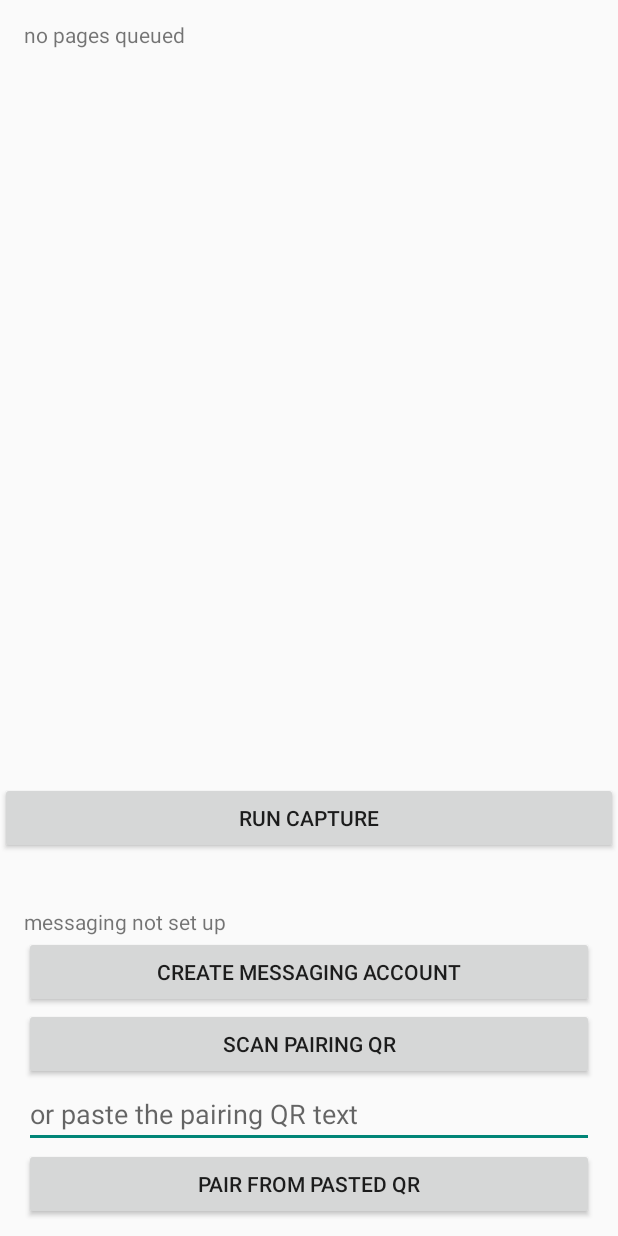
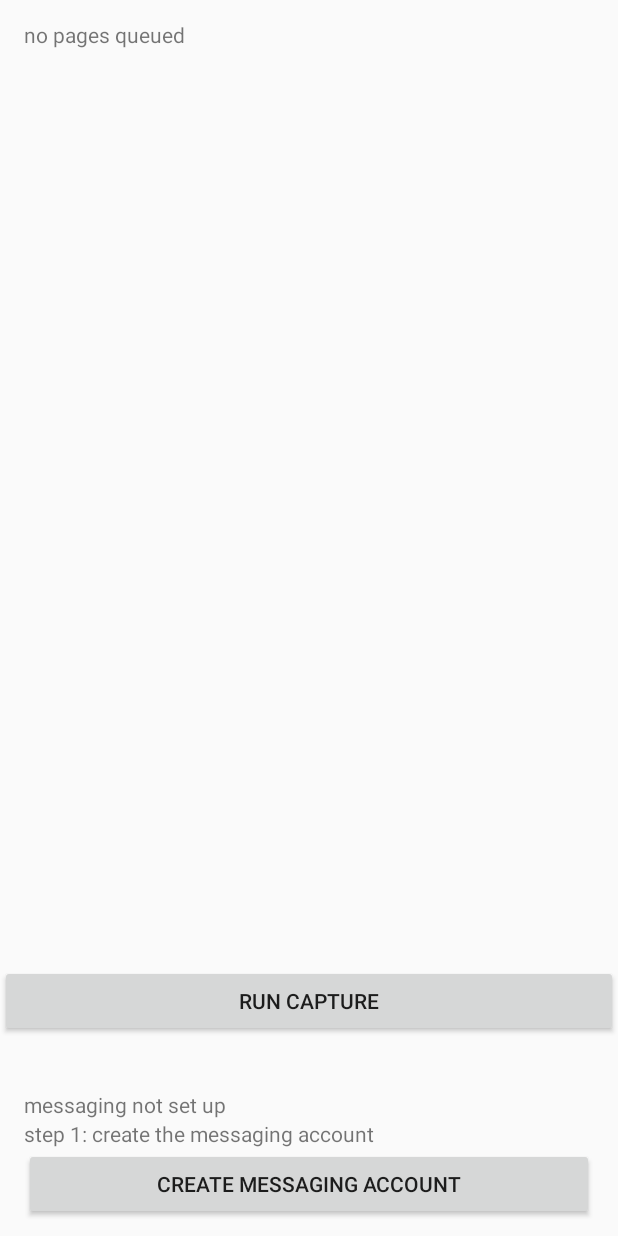
Before and after one commit to irvan-putra/bidik, an Android app: the screen it shows after launch (MainActivity), on a phone screen of 412 x 824 dp. Run offline under Robolectric (Android 15) with nearby library versions, the phone set to English and light mode, and no system bars; libraries missing offline, so code that uses them is left out: com.chaquo.python, com.journeyapps.barcodescanner; 1 statement that could not run was skipped.

Commit message:
Archive each capture run; gate pairing behind account creation
Each run writes captures/run-<timestamp>/ and runs are kept, never auto-deleted (they leave the phone only via the paired transport and are gone only when app data is cleared); the paired screen now states the on-open dataflow (sync queue, capture each page, send results back). Setup reflects prerequisites: step 1 creates the messaging account, pairing UI (step 2) appears only after an account is confirmed (provisioned flag set by provision/selfAddress success).

```diff
--- a/app/src/main/java/com/vanipy/mata/MainActivity.kt
+++ b/app/src/main/java/com/vanipy/mata/MainActivity.kt
@@ -120,6 +120,9 @@ class MainActivity : AppCompatActivity() {
             setupBox.addView(TextView(this).apply {
                 text = "paired: ${SetupController.peerAddr(this@MainActivity)}"
             })
+            setupBox.addView(TextView(this).apply {
+                text = "on open: syncs the queue, captures each page, sends results back automatically"
+            })
             return
         }
         val state = TextView(this)
@@ -128,6 +131,13 @@ class MainActivity : AppCompatActivity() {
             val addr = SetupController.selfAddress(this@MainActivity)
             state.text = if (addr != null) "messaging address: $addr" else "messaging not set up"
         }
+        if (!SetupController.isProvisioned(this)) {
+            // Pairing needs the account first: the handshake runs over
+            // the account's own transport, and the peer address comes
+            // back from it.
+            setupBox.addView(TextView(this).apply {
+                text = "step 1: create the messaging account"
+            })
             setupBox.addView(Button(this).apply {
                 text = "Create messaging account"
                 setOnClickListener { btn ->
@@ -138,12 +148,18 @@ class MainActivity : AppCompatActivity() {
                             val addr = SetupController.provision(this@MainActivity, "nine.testrun.org")
                             status.text = "account ready"
                             state.text = "messaging address: $addr"
+                            renderSetup()
                         } catch (e: Exception) {
                             status.text = "account setup failed: ${e.message}"
                             btn.isEnabled = true
                         }
                     }
                 }
+            })
+            return
+        }
+        setupBox.addView(TextView(this).apply {
+            text = "step 2: pair with the assistant's invite QR"
         })
         setupBox.addView(Button(this).apply {
             text = "Scan pairing QR"
@@ -207,7 +223,12 @@ class MainActivity : AppCompatActivity() {
         progress.visibility = View.VISIBLE
         status.text = "running..."
         scope.launch {
-            val outDir = File(filesDir, "captures")
+            // Every run archives into its own timestamped directory.
+            // Captures are kept, never auto-deleted; they leave the
+            // phone only via the paired transport, and are gone only
+            // when the app's data is cleared.
+            val stamp = java.text.SimpleDateFormat("yyyyMMdd-HHmmss", java.util.Locale.US).format(java.util.Date())
+            val outDir = File(filesDir, "captures/run-$stamp")
             val outcome = try {
                 CaptureRunner(this@MainActivity, currentTransport(), outDir).runOnce()
             } catch (e: Exception) {
--- a/app/src/main/java/com/vanipy/mata/SetupController.kt
+++ b/app/src/main/java/com/vanipy/mata/SetupController.kt
@@ -14,6 +14,7 @@ object SetupController {
     private const val PREFS = "mata"
     private const val KEY_PEER = "peer_addr"
     private const val KEY_PAIRED = "paired"
+    private const val KEY_PROVISIONED = "provisioned"
 
     private fun prefs(context: Context) =
         context.getSharedPreferences(PREFS, Context.MODE_PRIVATE)
@@ -22,6 +23,12 @@ object SetupController {
 
     fun isPaired(context: Context): Boolean =
         prefs(context).getBoolean(KEY_PAIRED, false) && peerAddr(context) != null
+
+    /** Account creation gates pairing: the handshake needs the account's
+     *  own transport. The flag is set only after a provision/selfAddress
+     *  call actually confirms the account. */
+    fun isProvisioned(context: Context): Boolean =
+        prefs(context).getBoolean(KEY_PROVISIONED, false)
 
     /**
      * Pair with the assistant by completing its secure-join invite QR.
@@ -71,6 +78,7 @@ object SetupController {
                     relay
                 )
                 .toString()
+                .also { prefs(context).edit().putBoolean(KEY_PROVISIONED, true).apply() }
         }
 
     suspend fun selfAddress(context: Context): String? = withContext(Dispatchers.IO) {
@@ -83,6 +91,7 @@ object SetupController {
                     context.filesDir.absolutePath
                 )
                 .toString()
+                .also { prefs(context).edit().putBoolean(KEY_PROVISIONED, true).apply() }
         } catch (e: Exception) {
             null
         }
```
Lines whose indentation alone changed are shown as unchanged.
